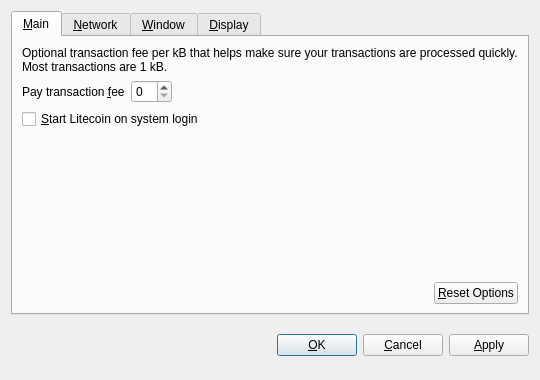
machinecoin-project/machinecoin-core, file src/qt/forms/optionsdialog.ui: the form before one commit.
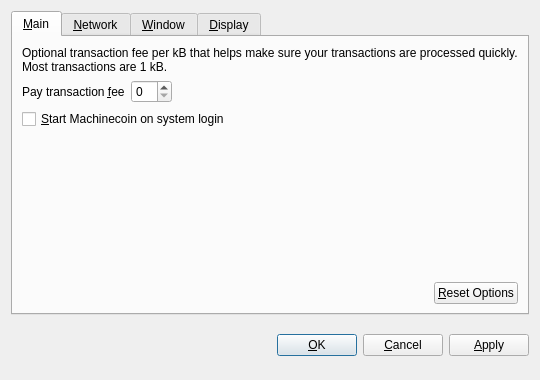
The form after the commit. Custom widgets are drawn as their Qt base class.

Commit message: Replace „Litecoin“ with „Machinecoin“ inside files.

```diff
--- a/src/qt/forms/optionsdialog.ui
+++ b/src/qt/forms/optionsdialog.ui
@@ -82,7 +82,7 @@
           <string>Automatically start Litecoin after logging in to the system.</string>
          </property>
          <property name="text">
-          <string>&amp;Start Litecoin on system login</string>
+          <string>&amp;Start Machinecoin on system login</string>
          </property>
         </widget>
        </item>
```
Left out of the diff: 10 changed lines with no effect on the pictures. The commit also changes 107 other files.
